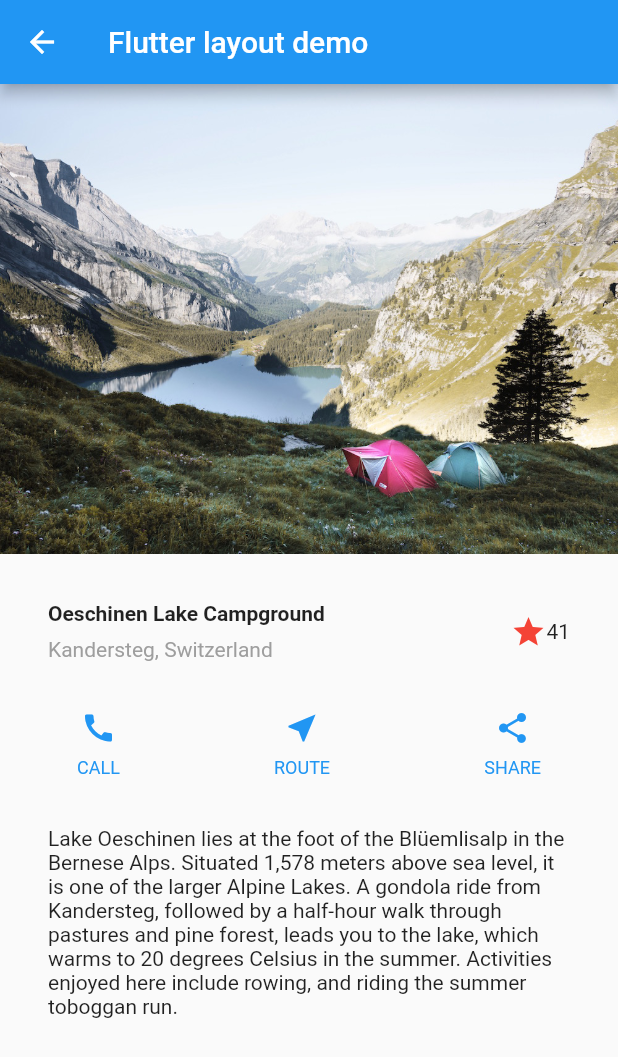
After one commit to taojigu/hello_flutter, a Flutter app: the screen it shows after launch, after a tap on "Lake", on a phone screen of 412 x 824 dp. The commit adds this screen. Shown: the top 1057 px of the screen. Run offline on Flutter 3.47's test engine with Material 2 defaults, Android fonts, the phone set to English and light mode, and no system bars; our stand-ins replace cached_network_image; network calls fail.

```diff
--- /dev/null
+++ b/lib/layout/lake_page.dart
@@ -0,0 +1,115 @@
+import 'package:flutter/material.dart';
+import 'favorite_widget.dart';
+//Source Code:https://flutter.dev/docs/development/ui/layout/tutorial
+
+class LakePage extends StatelessWidget {
+  @override
+  Widget build(BuildContext context) {
+
+    Widget titleSection = Container(
+      padding: const EdgeInsets.all(32.0),
+      child: Row(
+        children: [
+          Expanded(
+            /*1*/
+            child: Column(
+              crossAxisAlignment: CrossAxisAlignment.start,
+              children: [
+                /*2*/
+                Container(
+                  padding: const EdgeInsets.only(bottom: 8.0),
+                  child: Text(
+                    'Oeschinen Lake Campground',
+                    style: TextStyle(
+                      fontWeight: FontWeight.bold,
+                    ),
+                  ),
+                ),
+                Text(
+                  'Kandersteg, Switzerland',
+                  style: TextStyle(
+                    color: Colors.grey[500],
+                  ),
+                ),
+              ],
+            ),
+          ),
+          //FavoriteWidget(),
+          //3
+          Icon(
+            Icons.star,
+            color: Colors.red[500],
+          ),
+          Text('41'),
+          //*/
+        ],
+      ),
+    );
+
+    Color color = Theme.of(context).primaryColor;
+
+    Widget buttonSection = Container(
+      child: Row(
+        mainAxisAlignment: MainAxisAlignment.spaceAround,
+        children: [
+          _buildButtonColumn(color, Icons.call, 'CALL'),
+          _buildButtonColumn(color, Icons.near_me, 'ROUTE'),
+          _buildButtonColumn(color, Icons.share, 'SHARE'),
+        ],
+      ),
+    );
+
+    Widget textSection = Container(
+      padding: const EdgeInsets.all(32.0),
+      child: Text(
+        'Lake Oeschinen lies at the foot of the Blüemlisalp in the Bernese '
+            'Alps. Situated 1,578 meters above sea level, it is one of the '
+            'larger Alpine Lakes. A gondola ride from Kandersteg, followed by a '
+            'half-hour walk through pastures and pine forest, leads you to the '
+            'lake, which warms to 20 degrees Celsius in the summer. Activities '
+            'enjoyed here include rowing, and riding the summer toboggan run.',
+        softWrap: true,
+      ),
+    );
+
+    return Scaffold(
+        appBar: AppBar(
+          title: Text('Flutter layout demo'),
+            ),
+        body: ListView(
+          children: [
+            Image.asset(
+              'images/lake.jpg',
+              //width: 600.0,
+              //height: 240.0,
+              fit: BoxFit.cover,
+            ),
+            titleSection,
+            buttonSection,
+            textSection,
+          ],
+        ),
+    );
+  }
+
+  Column _buildButtonColumn(Color color, IconData icon, String label) {
+    return Column(
+      mainAxisSize: MainAxisSize.min,
+      mainAxisAlignment: MainAxisAlignment.center,
+      children: [
+        Icon(icon, color: color),
+        Container(
+          margin: const EdgeInsets.only(top: 8.0),
+          child: Text(
+            label,
+            style: TextStyle(
+              fontSize: 12.0,
+              fontWeight: FontWeight.w400,
+              color: color,
+            ),
+          ),
+        ),
+      ],
+    );
+  }
+}
--- a/lib/regular_widget_demo_page.dart
+++ b/lib/regular_widget_demo_page.dart
@@ -1,5 +1,7 @@
 import 'package:flutter/material.dart';
 import 'listview_demo_page.dart';
+import 'layout/lake_page.dart';
+import 'douban/douban_movie_page.dart';
 
 class RegularWidgetDemoPage extends StatefulWidget {
   @override
@@ -8,43 +10,7 @@ class RegularWidgetDemoPage extends StatefulWidget {
 
 class _RegularWidgetDemoPageState extends State<RegularWidgetDemoPage> {
 
-  Widget _dialogButton () {
-        return RaisedButton(
-              child: const Text('ALERT WITH TITLE'),
-              onPressed: () {
-                showDialog(
-                  context: context,
-                  builder: (_) => new AlertDialog(
-                    title: new Text("Dialog Title"),
-                    content: new Text("This is my content"),
-                    actions:<Widget>[
-                      new FlatButton(child:new Text("CANCEL"), onPressed: (){
-                        Navigator.of(context).pop();
-                      },),
-                      new FlatButton(
-                        child:new Text("OK"),
-                        onPressed: (){
-                        Navigator.of(context).pop();
-                      },
-                      )
-                    ]
-                  )
-                );
-              }
-            );
-      }
 
-  Widget _pushListViewPageButton() {
-    return RaisedButton(
-      child: Icon(Icons.arrow_upward),
-      onPressed: () {
-         Navigator.push(
-            context,
-            new MaterialPageRoute(builder: (context) => new ListViewDemoPage()),
-        );
-      },
-    );
-  }
 
   Widget _pushRouterListViewPageButton () {
     return RaisedButton(
@@ -55,18 +21,30 @@ class _RegularWidgetDemoPageState extends State<RegularWidgetDemoPage> {
     );
   }
 
+  Widget _eventTextFiledContainer () {
+    return  Container(
+              padding: EdgeInsets.symmetric(horizontal: 30,
+              vertical: 3),
+              child: TextField(
+                enabled: true,
+                decoration: const InputDecoration(
+                  labelText: 'Event name',
+                  hintText: 'Input EventName',
+                  hasFloatingPlaceholder: true,
+                  border: OutlineInputBorder(),
+                ),
+                style: Theme.of(context).textTheme.display1,
+                onChanged: (text){
+                  debugPrint("text is $text");
+                },
+              )
+            );
+  }
+
 
   @override
   Widget build(BuildContext context) {
-    return Scaffold(
-      appBar: AppBar(
-        title: Text("RegularWidget"),
-        backgroundColor: Colors.red,
-      ),
-      body: Center(
-        child: Column(
-          mainAxisAlignment: MainAxisAlignment.center,
-          children: <Widget>[
+    var bodyChildren = <Widget>[
             RaisedButton(
               child: const Text('FlatButton',
               style: TextStyle(color:Colors.yellow)),
@@ -84,30 +62,86 @@ class _RegularWidgetDemoPageState extends State<RegularWidgetDemoPage> {
               debugPrint("FlatButton ICon Cliked");
               }
             ),
-            Container(
-              padding: EdgeInsets.symmetric(horizontal: 30,
-              vertical: 3),
-              child: TextField(
-                enabled: true,
-                decoration: const InputDecoration(
-                  labelText: 'Event name',
-                  hintText: 'Input EventName',
-                  hasFloatingPlaceholder: true,
-                  border: OutlineInputBorder(),
-                ),
-                style: Theme.of(context).textTheme.display1,
-                onChanged: (text){
-                  debugPrint("text is $text");
-                },
-              )
-            ),
+            _eventTextFiledContainer(),
             _dialogButton(),
             _pushListViewPageButton(),
-            _pushRouterListViewPageButton()
-          ]
+            _pushRouterListViewPageButton(),
+            _pushLakeButton(),
+            _pushDoubanButton()
+          ];
+      return Scaffold(
+        appBar: AppBar(
+          title: Text("RegularWidget"),
+          backgroundColor: Colors.red,
         ),
-      ),
-    );
+        body: Center(
+          child: Column(
+            mainAxisAlignment: MainAxisAlignment.center,
+            children: bodyChildren
+          ),
+        ),
+      );
 
-  }
+    }
+
+    _pushDoubanButton() {
+      return RaisedButton(
+        child: Text("Douban Movie"),
+        onPressed: () {
+          Navigator.push(context,
+          new MaterialPageRoute(builder: (context) => new DoubanMoviewPage())
+          );
+        }
+      );
+
+    }
+
+    _pushLakeButton() {
+      return RaisedButton(
+        child: Text("Lake"),
+        onPressed: () {
+          Navigator.push(context,
+          new MaterialPageRoute(builder: (context) => new LakePage())
+          );
+        }
+      );
+    }
+
+    Widget _dialogButton () {
+      return RaisedButton(
+            child: const Text('ALERT WITH TITLE'),
+            onPressed: () {
+              showDialog(
+                context: context,
+                builder: (_) => new AlertDialog(
+                  title: new Text("Dialog Title"),
+                  content: new Text("This is my content"),
+                  actions:<Widget>[
+                    new FlatButton(child:new Text("CANCEL"), onPressed: (){
+                      Navigator.of(context).pop();
+                    },),
+                    new FlatButton(
+                      child:new Text("OK"),
+                      onPressed: (){
+                      Navigator.of(context).pop();
+                    },
+                    )
+                  ]
+                )
+              );
+            }
+          );
+    }
+
+    Widget _pushListViewPageButton() {
+      return RaisedButton(
+        child: Icon(Icons.arrow_upward),
+        onPressed: () {
+          Navigator.push(
+              context,
+              new MaterialPageRoute(builder: (context) => new ListViewDemoPage()),
+          );
+        },
+      );
+    }
 }
```
Also changed, not shown: lib/douban/douban_movie_page.dart (added, +176 -0 lines), lib/layout/favorite_widget.dart (added, +49 -0 lines), pubspec.yaml (+11 -5 lines), images/lake.jpg (added), pubspec.lock, 6 other files.
